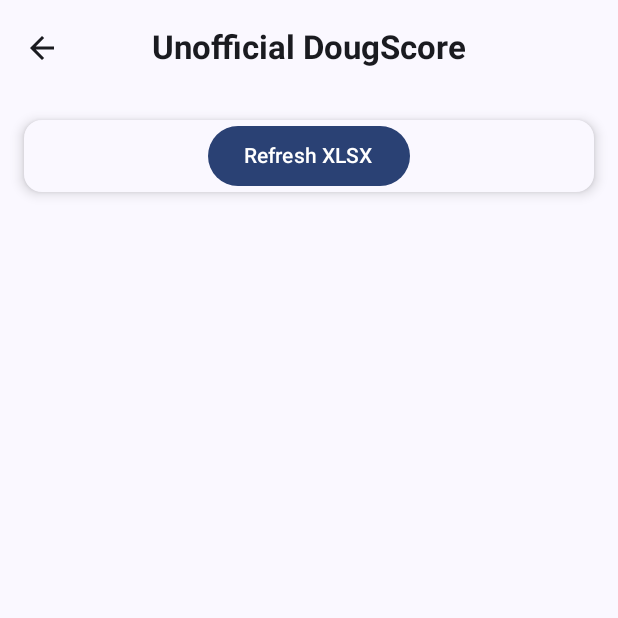
After one commit to GaborKoleszar/DougScoreAndroid, an Android app built with Jetpack Compose: the SettingsScreen screen opened through its navigation route, on a phone screen of 412 x 824 dp, the top half of it. The commit adds this screen. Run offline under Robolectric (Android 15) with nearby library versions, the phone set to English and light mode, and no system bars; our stand-ins replace Dagger/Hilt's generated code; pictures from the network do not load.

Commit message:
Add settings page, add fallback imageviews for youtube thumbnail

```diff
--- a/app/src/main/java/gabor/koleszar/dougscore/common/Constants.kt
+++ b/app/src/main/java/gabor/koleszar/dougscore/common/Constants.kt
@@ -6,8 +6,10 @@ object Constants {
 		"/spreadsheets/d/1HcFstlJdQMlMEWhbdKXZWdAzR5RFMtj3kywLQcgkGPw/export?format=xlsx&id=1HcFstlJdQMlMEWhbdKXZWdAzR5RFMtj3kywLQcgkGPw&gid=0"
 
 	const val YT_IMAGE_URL = "https://i.ytimg.com/vi/"
+	const val YT_IMAGE_FALLBACK_URL = "https://img.youtube.com/vi/"
 
 	const val YT_IMAGE_MAXRESDEFAULT = "/maxresdefault.jpg"
-	const val YT_IMAGE_HQDEFAULT = "/sddefault.jpg"
+	const val YT_IMAGE_SDDEFAULT = "/sddefault.jpg"
+	const val YT_IMAGE_HQDEFAULT = "/hqdefault.jpg"
 
 }
--- a/app/src/main/java/gabor/koleszar/dougscore/data/remote/XlsxCarDataParser.kt
+++ b/app/src/main/java/gabor/koleszar/dougscore/data/remote/XlsxCarDataParser.kt
@@ -1,6 +1,5 @@
 package gabor.koleszar.dougscore.data.remote
 
-import gabor.koleszar.dougscore.common.Constants.YT_IMAGE_URL
 import gabor.koleszar.dougscore.data.dto.CarDto
 import gabor.koleszar.dougscore.domain.model.DailyScore
 import gabor.koleszar.dougscore.domain.model.WeekendScore
@@ -113,8 +112,7 @@ class XlsxCarDataParser @Inject constructor() : CarDataParser<CarDto> {
 		if (url == null)
 			return null
 		val index = url.indexOf('?')
-		val videoId = url.substring(index + 3, index + 14)
-		return YT_IMAGE_URL + videoId
+		return url.substring(index + 3, index + 14)
 	}
 
 	companion object {
--- a/app/src/main/java/gabor/koleszar/dougscore/presentation/MainActivity.kt
+++ b/app/src/main/java/gabor/koleszar/dougscore/presentation/MainActivity.kt
@@ -5,12 +5,15 @@ import androidx.activity.ComponentActivity
 import androidx.activity.compose.setContent
 import androidx.activity.enableEdgeToEdge
 import androidx.activity.viewModels
+import androidx.compose.animation.AnimatedContentTransitionScope
+import androidx.compose.animation.core.tween
 import androidx.compose.foundation.layout.Column
 import androidx.compose.foundation.layout.fillMaxSize
 import androidx.compose.foundation.layout.padding
 import androidx.compose.material.icons.Icons
 import androidx.compose.material.icons.automirrored.filled.ArrowBack
 import androidx.compose.material.icons.filled.Search
+import androidx.compose.material.icons.filled.Settings
 import androidx.compose.material3.BottomSheetScaffold
 import androidx.compose.material3.CenterAlignedTopAppBar
 import androidx.compose.material3.ExperimentalMaterial3Api
@@ -41,6 +44,7 @@ import gabor.koleszar.dougscore.presentation.components.SearchField
 import gabor.koleszar.dougscore.presentation.details.DetailsScreen
 import gabor.koleszar.dougscore.presentation.overview.MainViewModel
 import gabor.koleszar.dougscore.presentation.overview.OverviewScreen
+import gabor.koleszar.dougscore.presentation.settings.SettingsScreen
 import gabor.koleszar.dougscore.presentation.theme.DougScoreTheme
 import kotlinx.coroutines.launch
 
@@ -68,11 +72,18 @@ class MainActivity : ComponentActivity() {
 					topBar = {
 						CenterAlignedTopAppBar(
 							navigationIcon = {
-								if (currentDestination.equals(Route.DETAILS)) {
+								if (!currentDestination.equals(Route.OVERVIEW)) {
 									IconButton(onClick = { navController.popBackStack() }) {
 										Icon(
 											imageVector = Icons.AutoMirrored.Filled.ArrowBack,
 											contentDescription = "Open search"
+										)
+									}
+								} else	{
+									IconButton(onClick = { navController.navigate(Route.SETTINGS)}) {
+										Icon(
+											imageVector = Icons.Default.Settings,
+											contentDescription = "Settings"
 										)
 									}
 								}
@@ -98,7 +109,10 @@ class MainActivity : ComponentActivity() {
 									}
 								}
 							},
-							scrollBehavior = scrollBehavior
+							scrollBehavior = scrollBehavior,
+							colors = TopAppBarDefaults.centerAlignedTopAppBarColors().copy(
+								scrolledContainerColor = TopAppBarDefaults.centerAlignedTopAppBarColors().containerColor
+							)
 						)
 					},
 					sheetPeekHeight = 0.dp,
@@ -125,7 +139,31 @@ class MainActivity : ComponentActivity() {
 					NavHost(
 						modifier = Modifier.padding(scaffoldPadding),
 						navController = navController,
-						startDestination = Route.OVERVIEW
+						startDestination = Route.OVERVIEW,
+						enterTransition = {
+							slideIntoContainer(
+								towards = AnimatedContentTransitionScope.SlideDirection.Companion.Down,
+								animationSpec = tween(500)
+							)
+						},
+						exitTransition = {
+							slideOutOfContainer(
+								towards = AnimatedContentTransitionScope.SlideDirection.Companion.Down,
+								animationSpec = tween(500)
+							)
+						},
+						popEnterTransition = {
+							slideIntoContainer(
+								towards = AnimatedContentTransitionScope.SlideDirection.Companion.Up,
+								animationSpec = tween(500)
+							)
+						},
+						popExitTransition = {
+							slideOutOfContainer(
+								towards = AnimatedContentTransitionScope.SlideDirection.Companion.Up,
+								animationSpec = tween(500)
+							)
+						}
 					) {
 						composable(
 							route = Route.OVERVIEW
@@ -139,7 +177,9 @@ class MainActivity : ComponentActivity() {
 								cars = cars
 							)
 						}
-						composable(route = Route.DETAILS) {
+						composable(
+							route = Route.DETAILS
+						) {
 							val car by mainViewModel.carInDetailsScreen.collectAsState()
 							car?.let { nonNullCar ->
 								DetailsScreen(
@@ -147,6 +187,13 @@ class MainActivity : ComponentActivity() {
 								)
 							}
 						}
+						composable(
+							route = Route.SETTINGS
+						) {
+							SettingsScreen(
+								onRefreshData = mainViewModel::refresh
+							)
+						}
 					}
 				}
 			}
--- a/app/src/main/java/gabor/koleszar/dougscore/presentation/Route.kt
+++ b/app/src/main/java/gabor/koleszar/dougscore/presentation/Route.kt
@@ -3,4 +3,5 @@ package gabor.koleszar.dougscore.presentation
 object Route {
 	const val OVERVIEW = "overview"
 	const val DETAILS = "details"
+	const val SETTINGS = "settings"
 }
--- /dev/null
+++ b/app/src/main/java/gabor/koleszar/dougscore/presentation/settings/SettingsScreen.kt
@@ -0,0 +1,51 @@
+package gabor.koleszar.dougscore.presentation.settings
+
+import androidx.compose.foundation.layout.Box
+import androidx.compose.foundation.layout.Column
+import androidx.compose.foundation.layout.fillMaxWidth
+import androidx.compose.foundation.layout.padding
+import androidx.compose.foundation.rememberScrollState
+import androidx.compose.foundation.verticalScroll
+import androidx.compose.material3.Button
+import androidx.compose.material3.Card
+import androidx.compose.material3.CardDefaults
+import androidx.compose.material3.MaterialTheme
+import androidx.compose.material3.Text
+import androidx.compose.runtime.Composable
+import androidx.compose.ui.Alignment
+import androidx.compose.ui.Modifier
+import androidx.compose.ui.platform.LocalContext
+import androidx.compose.ui.unit.dp
+import gabor.koleszar.dougscore.presentation.StyleConstants
+
+@Composable
+fun SettingsScreen(
+	onRefreshData: () -> Unit,
+	modifier: Modifier = Modifier
+) {
+	Box(
+		modifier = modifier
+			.fillMaxWidth()
+			.verticalScroll(rememberScrollState())
+	) {
+		val context = LocalContext.current
+		Card(
+			colors = CardDefaults.cardColors(containerColor = MaterialTheme.colorScheme.surface),
+			modifier = Modifier
+				.fillMaxWidth()
+				.padding(StyleConstants.DEFAULT_PADDING),
+			elevation = CardDefaults.cardElevation(
+				defaultElevation = 5.dp
+			)
+		) {
+			Column(
+				modifier.fillMaxWidth(),
+				horizontalAlignment = Alignment.CenterHorizontally
+			) {
+				Button(onClick = onRefreshData) {
+					Text(text = "Refresh XLSX")
+				}
+			}
+		}
+	}
+}
--- a/app/src/main/res/values/strings.xml
+++ b/app/src/main/res/values/strings.xml
@@ -13,4 +13,5 @@
     <string name="details_car_weekend_fun_factor">Fun factor</string>
     <string name="details_car_weekend_cool_factor">Cool factor</string>
     <string name="details_car_weekend_total">Total Weekend</string>
+    <string name="overview_scree_loading_data_please_wait">Loading data, please wait ...</string>
 </resources>
```
Also changed, not shown: app/src/main/java/gabor/koleszar/dougscore/common/DougApp.kt (+24 -1 lines), app/src/main/java/gabor/koleszar/dougscore/presentation/components/DetailScreenComponents.kt (+35 -1 lines), app/src/main/java/gabor/koleszar/dougscore/presentation/components/OverviewScreenComponents.kt (added, +40 -0 lines), app/src/main/java/gabor/koleszar/dougscore/presentation/details/DetailsScreen.kt (+4 -4 lines), app/src/main/java/gabor/koleszar/dougscore/presentation/overview/OverviewScreen.kt (+17 -14 lines), app/src/main/res/drawable/placeholder.jpg (added).
